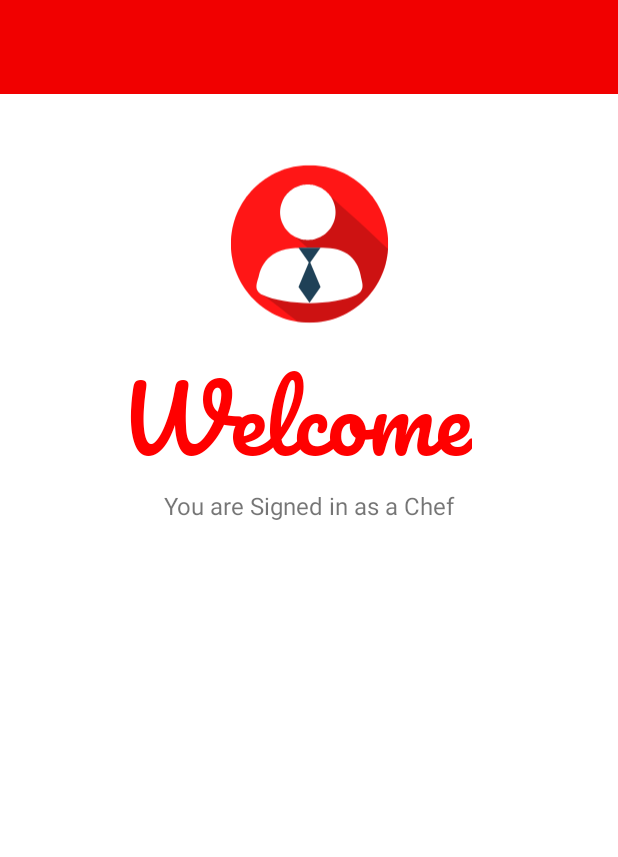
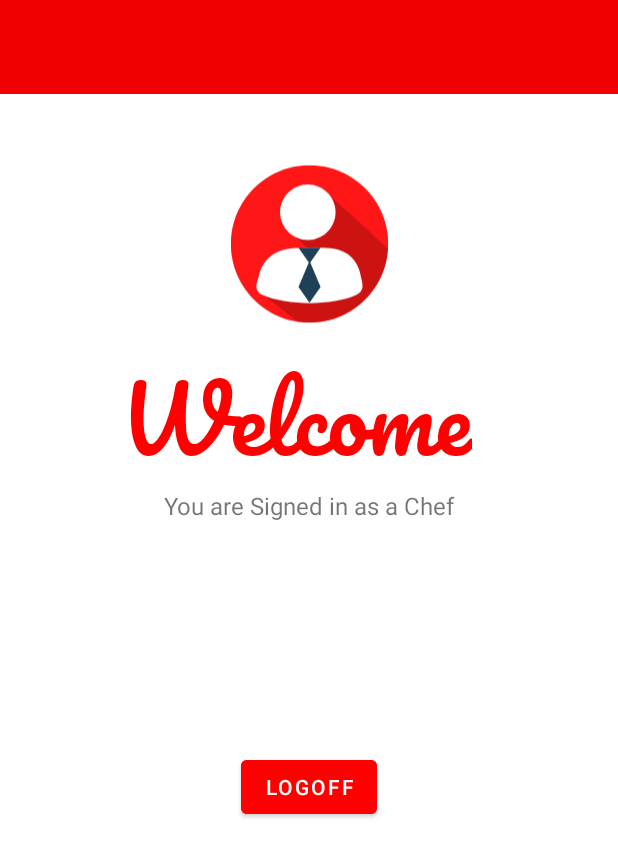
Before and after one commit to LD-UO/Labs-SEG-2505, an Android app: the layout activity_welcomeback2.xml on its own in the app's theme, with its tools: preview values and no code run, on a phone screen of 412 x 824 dp. Shown: the top 857 px of the screen. Run offline under Robolectric (Android 15) with nearby library versions, the phone set to English and light mode, and no system bars; Roboto replaces fonts that are not available here.

Commit message:
Added functionality to make sure passwords match when registering -Meekyle, Created welcome page and added UML diagram to Labs-SEG-2105

```diff
--- a/Mealer_Project/app/src/main/java/com/example/myapplicationtutorial/NewChef.java
+++ b/Mealer_Project/app/src/main/java/com/example/myapplicationtutorial/NewChef.java
@@ -60,7 +60,11 @@ public class NewChef extends AppCompatActivity {
                         passwordnewchef.getText().toString().trim().isEmpty() || confirmpasswordnewchef.getText().toString().trim().isEmpty()) {
                     Log.d("TAG","Username or Password cannot be empty");
                     //Toast.makeText(GeneralLogin.this, "Username or Password cannot be empty", Toast.LENGTH_LONG).show();
-                } else{
+                } else if (passwordnewchef.getText().toString().equals(confirmpasswordnewchef.getText().toString()) == false){
+                    Snackbar passwordsDontMatch = Snackbar.make(view, "Passwords do not match", Snackbar.LENGTH_LONG);
+                    passwordsDontMatch.show();
+
+                }else{
                     username = usernamenewchef.getText().toString().trim();
                     password = passwordnewchef.getText().toString().trim();
                     fullname = fullnamenewchef.getText().toString().trim();
--- a/Mealer_Project/app/src/main/java/com/example/myapplicationtutorial/NewClient.java
+++ b/Mealer_Project/app/src/main/java/com/example/myapplicationtutorial/NewClient.java
@@ -59,7 +59,11 @@ public class NewClient extends AppCompatActivity {
                         passwordnewclient.getText().toString().trim().isEmpty() || confirmpasswordnewclient.getText().toString().trim().isEmpty()) {
                     Log.d("TAG","Username or Password cannot be empty");
                     //Toast.makeText(GeneralLogin.this, "Username or Password cannot be empty", Toast.LENGTH_LONG).show();
-                } else{
+                } else if (passwordnewclient.getText().toString().equals(confirmpasswordnewclient.getText().toString()) == false){
+                    Snackbar passwordsDontMatch = Snackbar.make(view, "Passwords do not match", Snackbar.LENGTH_LONG);
+                    passwordsDontMatch.show();
+
+                }else{
                     username = usernamenewclient.getText().toString().trim();
                     password = passwordnewclient.getText().toString().trim();
                     fullname = fullnamenewclient.getText().toString().trim();
--- a/Mealer_Project/app/src/main/java/com/example/myapplicationtutorial/WelcomebackAdminActivity.java
+++ b/Mealer_Project/app/src/main/java/com/example/myapplicationtutorial/WelcomebackAdminActivity.java
@@ -6,7 +6,7 @@ import android.os.Bundle;
 
 public class WelcomebackAdminActivity extends AppCompatActivity {
 
-
+    // We should get rid of this class because we do not need it anymore
     @Override
     protected void onCreate(Bundle savedInstanceState) {
         getSupportActionBar().hide();
--- a/Mealer_Project/app/src/main/res/layout/activity_welcomeback2.xml
+++ b/Mealer_Project/app/src/main/res/layout/activity_welcomeback2.xml
@@ -59,4 +59,17 @@
         app:layout_constraintTop_toTopOf="parent"
         app:srcCompat="@drawable/admin" />
 
+    <Button
+        android:id="@+id/logoff"
+        android:layout_width="wrap_content"
+        android:layout_height="wrap_content"
+        android:backgroundTint="#FF0000"
+        android:text="logoff"
+        app:layout_constraintBottom_toBottomOf="parent"
+        app:layout_constraintEnd_toEndOf="parent"
+        app:layout_constraintStart_toStartOf="parent"
+        app:layout_constraintTop_toTopOf="parent"
+        app:layout_constraintVertical_bias="0.645"
+        android:onClick="logoff"/>
+
 </androidx.constraintlayout.widget.ConstraintLayout>
```
Also changed, not shown: Mealer_Project/app/src/main/java/com/example/myapplicationtutorial/Admin.java (added, +9 -0 lines), Mealer_Project/app/src/main/java/com/example/myapplicationtutorial/GeneralLogin.java (+38 -13 lines), Mealer_Project/app/src/main/java/com/example/myapplicationtutorial/Welcomeback.java (+6 -2 lines), 2 other files.
